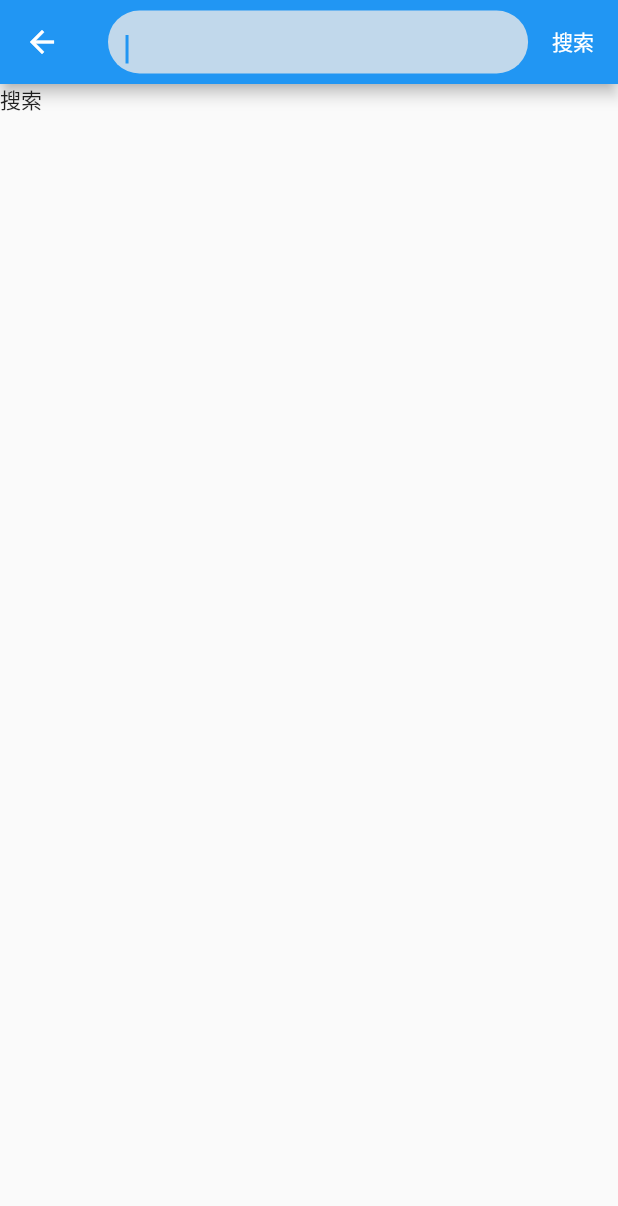
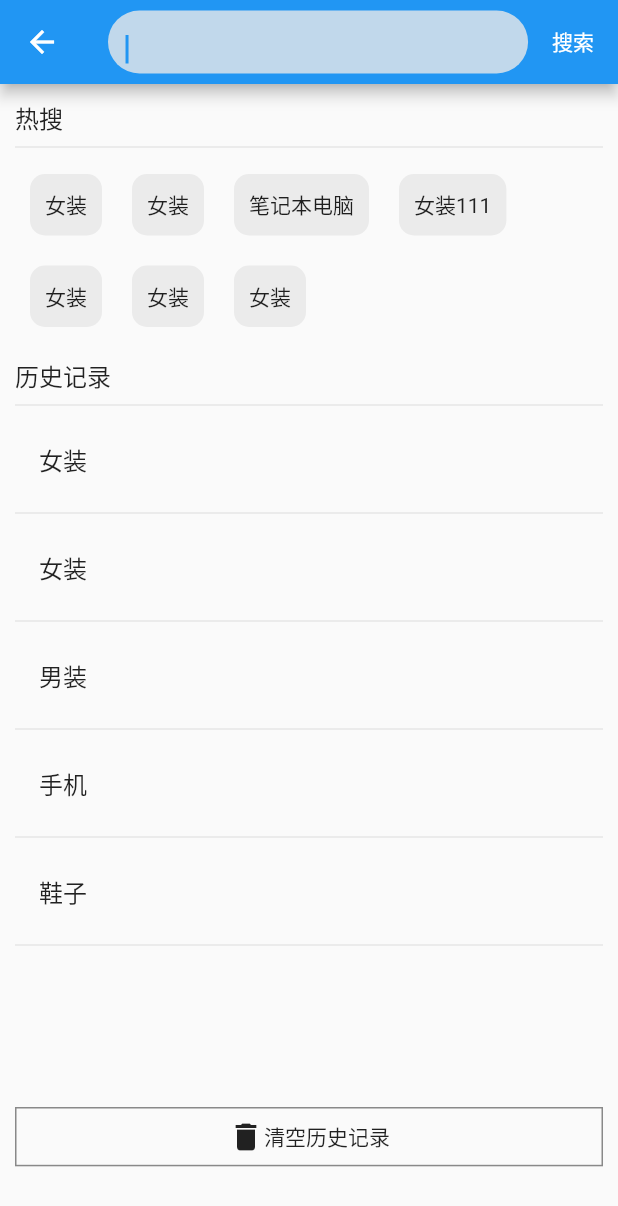
Before and after one commit to wenlong201807/flutter_jdshop, a Flutter app: the SearchPage screen opened directly, on a phone screen of 412 x 824 dp. Shown: the top 1206 px of the screen. Run offline on Flutter 3.47's test engine with Material 2 defaults, Android fonts, the phone set to English and light mode, and no system bars; our stand-ins replace dio, flutter_screenutil, flutter_swiper_null_safety; network calls fail.

Commit message:
feat: 1、搜索页面布局：热搜，历史记录，清空历史记录

```diff
--- a/lib/pages/Search.dart
+++ b/lib/pages/Search.dart
@@ -1,4 +1,5 @@
 import 'package:flutter/material.dart';
+import 'package:flutter/rendering.dart';
 import '../services/ScreenAdapter.dart';
 
 class SearchPage extends StatefulWidget {
@@ -38,7 +39,120 @@ class _SearchPageState extends State<SearchPage> {
             )
           ],
         ),
-      body: Text('搜索'),
-    );
+        body: Container(
+          padding: EdgeInsets.all(10),
+          child: ListView(
+            children: <Widget>[
+              Container(
+                child: Text("热搜", style: Theme.of(context).textTheme.subtitle1),
+              ),
+              Divider(),
+              Wrap(
+                children: <Widget>[
+                  Container(
+                    padding: EdgeInsets.all(10),
+                    margin: EdgeInsets.all(10),
+                    decoration: BoxDecoration(
+                        color: Color.fromRGBO(233, 233, 233, 0.9),
+                        borderRadius: BorderRadius.circular(10)),
+                    child: Text("女装"),
+                  ),
+                  Container(
+                    padding: EdgeInsets.all(10),
+                    margin: EdgeInsets.all(10),
+                    decoration: BoxDecoration(
+                        color: Color.fromRGBO(233, 233, 233, 0.9),
+                        borderRadius: BorderRadius.circular(10)),
+                    child: Text("女装"),
+                  ),
+                  Container(
+                    padding: EdgeInsets.all(10),
+                    margin: EdgeInsets.all(10),
+                    decoration: BoxDecoration(
+                        color: Color.fromRGBO(233, 233, 233, 0.9),
+                        borderRadius: BorderRadius.circular(10)),
+                    child: Text("笔记本电脑"),
+                  ),
+                  Container(
+                    padding: EdgeInsets.all(10),
+                    margin: EdgeInsets.all(10),
+                    decoration: BoxDecoration(
+                        color: Color.fromRGBO(233, 233, 233, 0.9),
+                        borderRadius: BorderRadius.circular(10)),
+                    child: Text("女装111"),
+                  ),
+                  Container(
+                    padding: EdgeInsets.all(10),
+                    margin: EdgeInsets.all(10),
+                    decoration: BoxDecoration(
+                        color: Color.fromRGBO(233, 233, 233, 0.9),
+                        borderRadius: BorderRadius.circular(10)),
+                    child: Text("女装"),
+                  ),
+                  Container(
+                    padding: EdgeInsets.all(10),
+                    margin: EdgeInsets.all(10),
+                    decoration: BoxDecoration(
+                        color: Color.fromRGBO(233, 233, 233, 0.9),
+                        borderRadius: BorderRadius.circular(10)),
+                    child: Text("女装"),
+                  ),
+                  Container(
+                    padding: EdgeInsets.all(10),
+                    margin: EdgeInsets.all(10),
+                    decoration: BoxDecoration(
+                        color: Color.fromRGBO(233, 233, 233, 0.9),
+                        borderRadius: BorderRadius.circular(10)),
+                    child: Text("女装"),
+                  )
+                ],
+              ),
+              SizedBox(height: 10),
+              Container(
+                child:
+                    Text("历史记录", style: Theme.of(context).textTheme.subtitle1),
+              ),
+              Divider(),
+              Column(
+                children: <Widget>[
+                  ListTile(
+                    title: Text("女装"),
+                  ),
+                  Divider(),
+                  ListTile(
+                    title: Text("女装"),
+                  ),
+                  Divider(),
+                  ListTile(
+                    title: Text("男装"),
+                  ),
+                  Divider(),
+                  ListTile(
+                    title: Text("手机"),
+                  ),
+                  Divider(),
+                  ListTile(
+                    title: Text("鞋子"),
+                  ),
+                  Divider(),
+                ],
+              ),
+              SizedBox(height: 100),
+              InkWell(
+                onTap: () {},
+                child: Container(
+                  width: ScreenAdapter.width(400),
+                  height: ScreenAdapter.height(64),
+                  decoration: BoxDecoration(
+                      border: Border.all(color: Colors.black45, width: 1)),
+                  child: Row(
+                    mainAxisAlignment: MainAxisAlignment.center,
+                    children: <Widget>[Icon(Icons.delete), Text("清空历史记录")],
+                  ),
+                ),
+              )
+            ],
+          ),
+        ));
   }
 }
```
Lines whose indentation alone changed are shown as unchanged.
